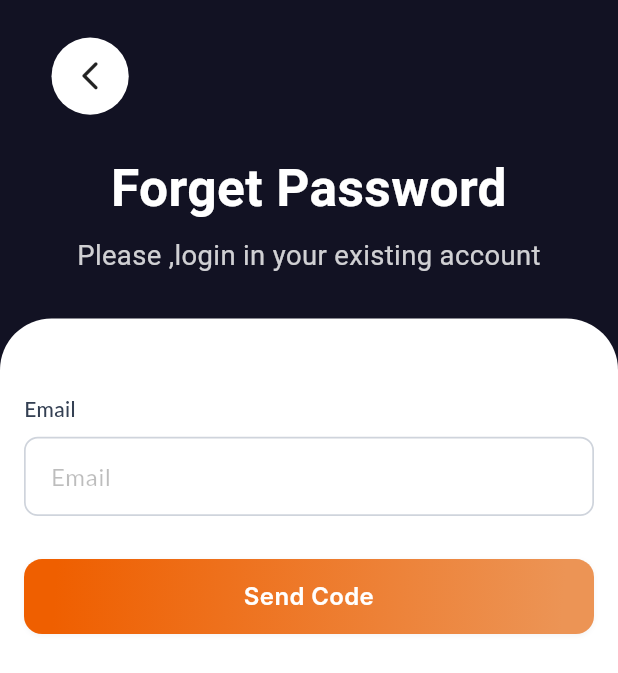
After one commit to KareemTantawi/gs_grocery, a Flutter app: the ForgetPasswordScreen screen opened by its route, on a phone screen of 412 x 824 dp. The commit adds this screen. Shown: the top 673 px of the screen. Run offline on Flutter 3.47's test engine with Material 3 defaults, Android fonts, the phone set to English and light mode, and no system bars; our stand-ins replace animate_do, dio, flutter_bloc, flutter_screenutil, font_awesome_flutter, shared_preferences; accounts and stored records are empty; Roboto replaces fonts that are missing (Inter, Lato).

Commit message:
finish the forget password screen

```diff
--- a/lib/core/routes/app_route.dart
+++ b/lib/core/routes/app_route.dart
@@ -2,6 +2,8 @@ import 'package:flutter/material.dart';
 import 'package:gs_grocery/core/routes/routes.dart';
 import 'package:gs_grocery/features/auth/presentation/screens/login_screen.dart';
 import 'package:gs_grocery/features/auth/presentation/screens/register_screen.dart';
+
+import '../../features/auth/presentation/screens/forget_password_screen.dart';
 
 class AppRouter {
   Route<dynamic> generateRoute(RouteSettings setting) {
@@ -14,6 +16,11 @@ class AppRouter {
         return MaterialPageRoute(
           builder: (_) => const RegisterScreen(),
         );
+      case Routes.forgetPasswordScreen:
+        return MaterialPageRoute(
+          builder: (_) => const ForgetPasswordScreen(),
+        );
+
       default:
         return MaterialPageRoute(
           builder: (_) => Scaffold(
--- /dev/null
+++ b/lib/features/auth/presentation/screens/forget_password_screen.dart
@@ -0,0 +1,76 @@
+import 'package:flutter/material.dart';
+import 'package:flutter_screenutil/flutter_screenutil.dart';
+import 'package:gs_grocery/core/common/widgets/app_button_widget.dart';
+import 'package:gs_grocery/core/utils/spacing.dart';
+import 'package:gs_grocery/features/auth/presentation/screens/widgets/helper_text_widget.dart';
+import 'package:gs_grocery/features/auth/presentation/screens/widgets/welcome_text_widget.dart';
+
+import '../../../../core/common/widgets/app_text_feild.dart';
+import '../../../../core/common/widgets/arrow_icon_widget.dart';
+
+class ForgetPasswordScreen extends StatelessWidget {
+  const ForgetPasswordScreen({super.key});
+
+  @override
+  Widget build(BuildContext context) {
+    return Scaffold(
+      backgroundColor: const Color(0xff121223),
+      body: SafeArea(
+        child: Column(
+          crossAxisAlignment: CrossAxisAlignment.start,
+          children: [
+            const ArrowBackWidget(),
+            const WelcomeTextWidget(
+              text: 'Forget Password',
+            ),
+            verticalSpace(6),
+            const HelperTextWidget(
+              text: 'Please ,login in your existing account',
+            ),
+            verticalSpace(24),
+            Expanded(
+              child: Container(
+                height: double.infinity,
+                width: double.infinity,
+                decoration: BoxDecoration(
+                  color: Colors.white,
+                  borderRadius: BorderRadius.only(
+                    topLeft: Radius.circular(30.r),
+                    topRight: Radius.circular(30.r),
+                  ),
+                ),
+                child: Padding(
+                  padding:
+                      const EdgeInsets.symmetric(horizontal: 16, vertical: 36),
+                  child: SingleChildScrollView(
+                    physics: const BouncingScrollPhysics(),
+                    child: Column(
+                      children: [
+                        verticalSpace(20),
+                        AppTextField(
+                          hintText: 'Email',
+                          onChanged: (value) {},
+                          onFieldSubmitted: (value) {},
+                          textEditingController: TextEditingController(),
+                          title: 'Email',
+                          validator: (value) {},
+                        ),
+                        verticalSpace(24),
+                        AppButtonWidget(
+                          onTap: () {
+                            // context.pushName(Routes.forgetPasswordScreen);
+                          },
+                          title: 'Send Code',
+                        ),
+                      ],
+                    ),
+                  ),
+                ),
+              ),
+            )
+          ],
+        ),
+      ),
+    );
+  }
+}
--- a/lib/features/auth/presentation/screens/login_screen.dart
+++ b/lib/features/auth/presentation/screens/login_screen.dart
@@ -81,8 +81,10 @@ class LoginScreen extends StatelessWidget {
                         ),
                         verticalSpace(24),
                         AppButtonWidget(
-                          onTap: () {},
-                          title: 'Register',
+                          onTap: () {
+                            context.pushName(Routes.forgetPasswordScreen);
+                          },
+                          title: 'LOG IN',
                         ),
                         verticalSpace(12),
                         InkWell(
```
